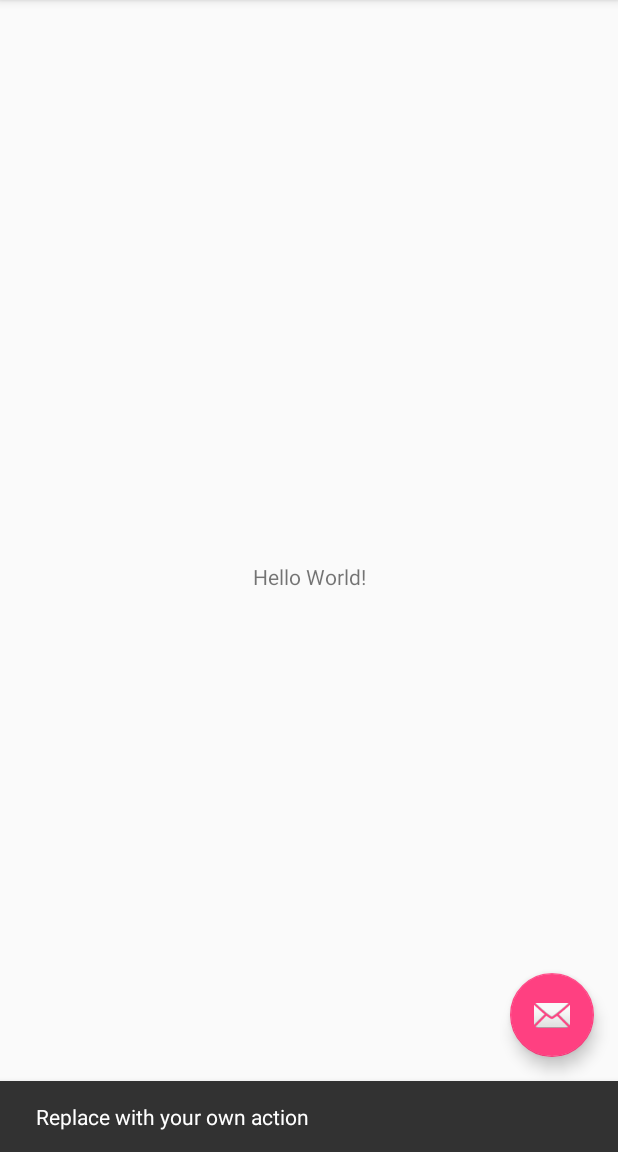
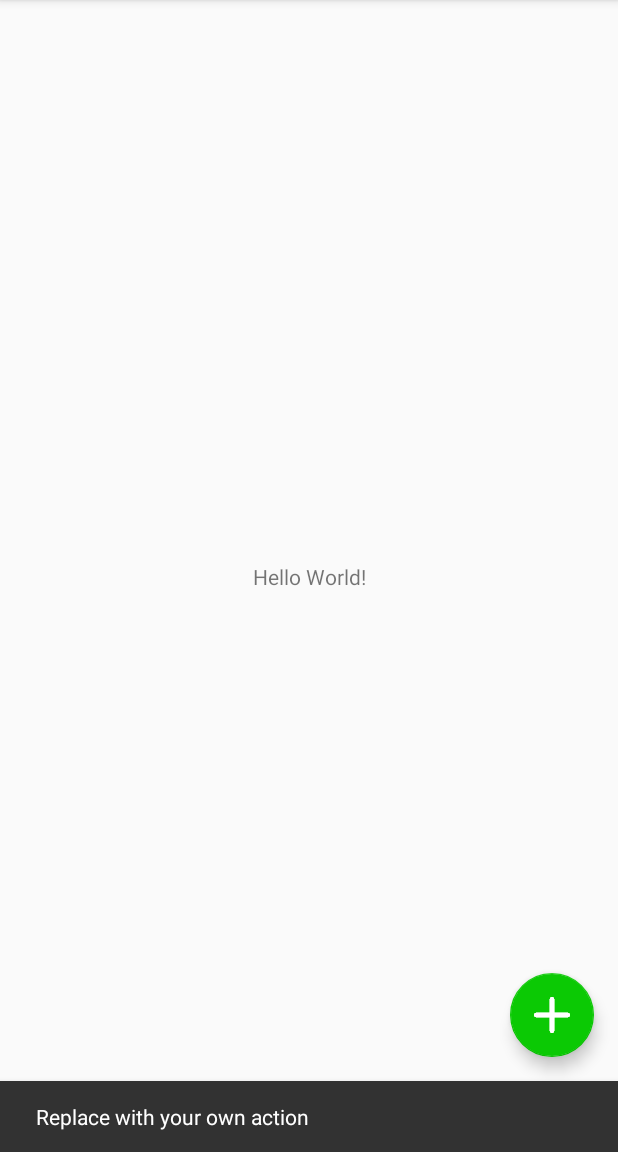
Before and after one commit to PureChild/AMATA, an Android app: the screen it shows after launch (MainActivity), after a tap on an icon or button, on a phone screen of 412 x 824 dp, the part 84-1236 px from its top. Run offline under Robolectric (Android 15) with nearby library versions, the phone set to English and light mode, and no system bars.

Commit message:
#https://trello.com/c/PKwYkc01 modity floating action button

```diff
--- a/AMATA/app/src/main/res/layout/activity_main.xml
+++ b/AMATA/app/src/main/res/layout/activity_main.xml
@@ -28,6 +28,7 @@
         android:layout_height="wrap_content"
         android:layout_gravity="bottom|end"
         android:layout_margin="@dimen/fab_margin"
-        app:srcCompat="@android:drawable/ic_dialog_email" />
+        app:srcCompat="@drawable/add"
+        app:backgroundTint="@color/ic_green"/>
 
 </android.support.design.widget.CoordinatorLayout>
--- a/AMATA/app/src/main/res/values/colors.xml
+++ b/AMATA/app/src/main/res/values/colors.xml
@@ -3,4 +3,5 @@
     <color name="colorPrimary">#3F51B5</color>
     <color name="colorPrimaryDark">#303F9F</color>
     <color name="colorAccent">#FF4081</color>
+    <color name="ic_green">#0BC904</color>
 </resources>
```
Also changed, not shown: AMATA/app/src/main/res/drawable/add.png (added).
